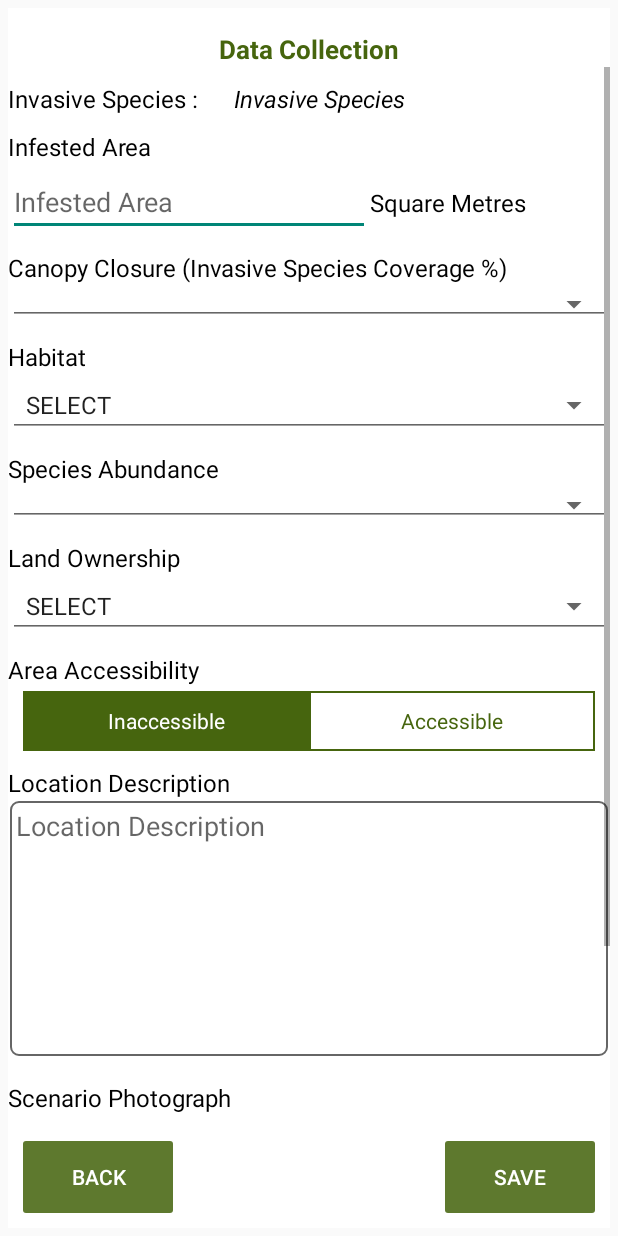
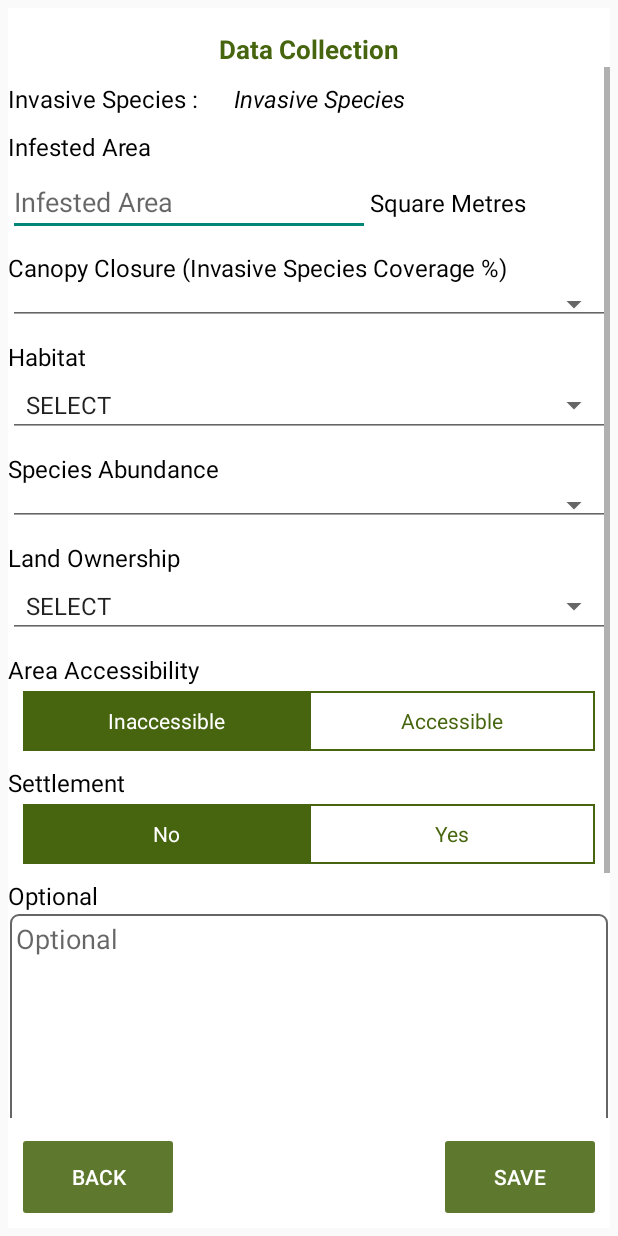
Before and after one commit to RCMRD/Invasive_Species_Mapper_System_Android, an Android app: the layout kolek.xml on its own in the app's theme, with its tools: preview values and no code run, on a phone screen of 412 x 824 dp. Run offline under Robolectric (Android 15) with nearby library versions, the light colour scheme and no system bars.

Commit message:
Added settlement in entire system and added comment for optional in location description

```diff
--- a/app/src/main/res/layout/kolek.xml
+++ b/app/src/main/res/layout/kolek.xml
@@ -380,9 +380,85 @@
         </RadioGroup>
 
 
+    <TextView
+        android:id="@+id/nomi33s"
+        android:layout_below="@+id/radiops2"
+        android:layout_width="wrap_content"
+        android:layout_alignLeft="@+id/nomi"
+        android:layout_height="wrap_content"
+        android:layout_marginTop="10dp"
+        android:textColor="#000000"
+        android:text="@string/t12s"
+        android:textSize="16sp" />
+
+
+
+    <RadioGroup
+        android:id="@+id/radiops2s"
+        android:layout_width="match_parent"
+        android:layout_height="wrap_content"
+        android:layout_below="@+id/nomi33s"
+        android:layout_marginTop="3dp"
+        android:layout_marginLeft="10dp"
+        android:layout_marginRight="10dp"
+        android:orientation="horizontal">
+
+        <RadioButton
+            android:id="@+id/newws"
+            android:layout_width="match_parent"
+            android:background="@drawable/ybb"
+            android:button="@null"
+            android:layout_weight="1"
+            android:layout_height="40dp"
+            android:checked="true"
+            android:gravity="center"
+            android:textColor="@drawable/a"
+            android:text="@string/tns" />
+
+        <RadioButton
+            android:id="@+id/prevvs"
+            android:layout_width="match_parent"
+            android:background="@drawable/ybb"
+            android:layout_weight="1"
+            android:layout_height="40dp"
+            android:gravity="center"
+            android:button="@null"
+            android:textColor="@drawable/a"
+            android:text="@string/tys" />
+    </RadioGroup>
+
+    <Spinner
+        android:id="@+id/s33s"
+        android:layout_width="fill_parent"
+        android:layout_height="wrap_content"
+        android:layout_below="@+id/radiops2s"
+        android:layout_marginTop="10dp"
+        android:layout_alignLeft="@+id/nomi"
+        android:enabled="false"
+        android:visibility="gone"
+        style="@style/Widget.AppCompat.Spinner.Underlined"
+        android:entries="@array/t33s"
+        android:prompt="@string/t51s" />
+
+
+    <EditText
+        android:id="@+id/s8s"
+        android:layout_width="fill_parent"
+        android:layout_height="wrap_content"
+        android:layout_below="@+id/s33s"
+        android:layout_marginTop="5dp"
+        android:layout_alignLeft="@+id/nomi"
+        android:inputType="text"
+        android:enabled="false"
+        android:visibility="gone"
+        android:singleLine="true"
+        android:hint="@string/s8a"
+        />
+
+
         <TextView
             android:id="@+id/nomi31e"
-            android:layout_below="@+id/radiops2"
+            android:layout_below="@+id/s8s"
             android:layout_width="wrap_content"
             android:layout_alignLeft="@+id/nomi"
             android:layout_height="wrap_content"
--- a/app/src/main/res/values/strings.xml
+++ b/app/src/main/res/values/strings.xml
@@ -123,6 +123,8 @@
 
     <string name="t51">Habitat</string>
 
+    <string name="t51s">Settlement</string>
+
     <string name="t52">Species Abundance</string>
 
     <string name="t53">Land Ownership</string>
@@ -197,14 +199,17 @@
 
 
     <string name="t12">Area Accessibility</string>
+    <string name="t12s">Settlement</string>
 
     <string name="t13">Soil Investigation</string>
     <string name="t14">Foundation Excavation</string>
     <string name="t15">Foundation Concreting</string>
-    <string name="t16">Location Description</string>
+    <string name="t16">Optional</string>
 
     <string name="ty">Accessible</string>
     <string name="tn">Inaccessible</string>
+    <string name="tys">Yes</string>
+    <string name="tns">No</string>
 
     <string-array name="t311">
         <item>	SELECT	</item>
@@ -256,6 +261,12 @@
         <item>	Unknown </item>
     </string-array>
 
+    <string-array name="t33s">
+        <item> Boma  </item>
+        <item>	Modern </item>
+        <item>	Other </item>
+    </string-array>
+
 
     <string name="savo">Save</string>
     <string name="savv">Data has been successfully saved. Remember to post all data by clicking on "Send Bulk Data".</string>
```
Also changed, not shown: app/src/main/java/com/servir/invasivespecies/Colecta.java (+80 -10 lines), app/src/main/java/com/servir/invasivespecies/MainActivity.java (+8 -6 lines).
